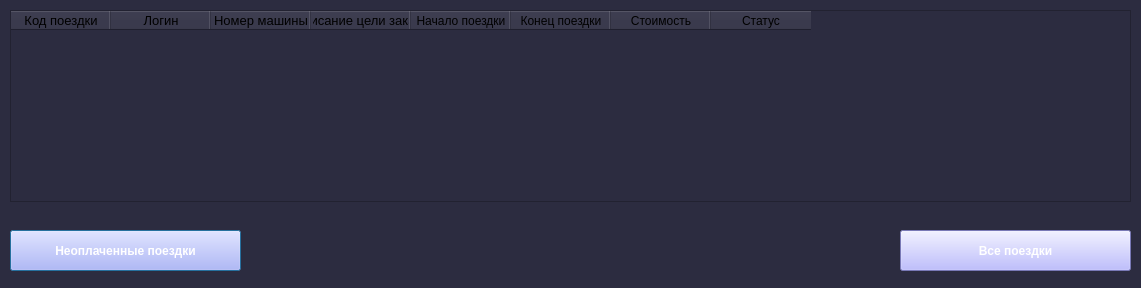
This is ReceiptWindow.ui in EgLeVor/Course as Qt 5 draws it before an edit. The edited form follows.
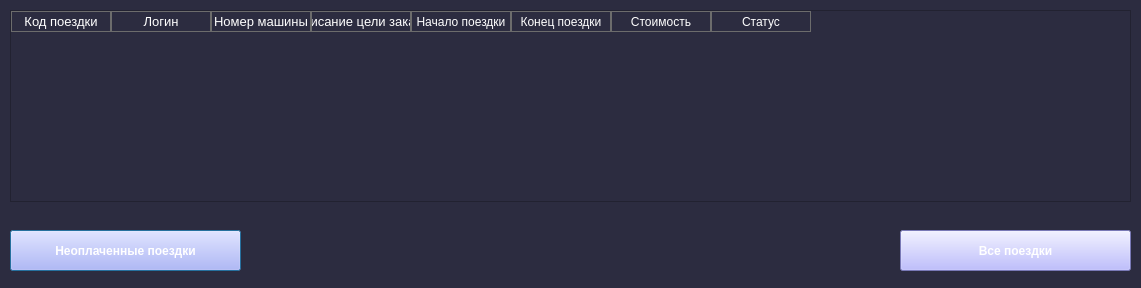
This is the edited form.

Commit message: tables design fixed

Diff of the .ui file:
```diff
--- a/ReceiptWindow.ui
+++ b/ReceiptWindow.ui
@@ -50,6 +50,12 @@
 }
 QTableWidget{
 	color:rgb(255, 255, 255);
+}
+QHeaderView::section {
+   
+	background-color: rgb(44, 44, 64);
+    color: white;
+    border: 1px solid #6c6c6c;
 }</string>
   </property>
   <widget class="QTableWidget" name="tableWidget">
```
The commit also changes 4 other files.
